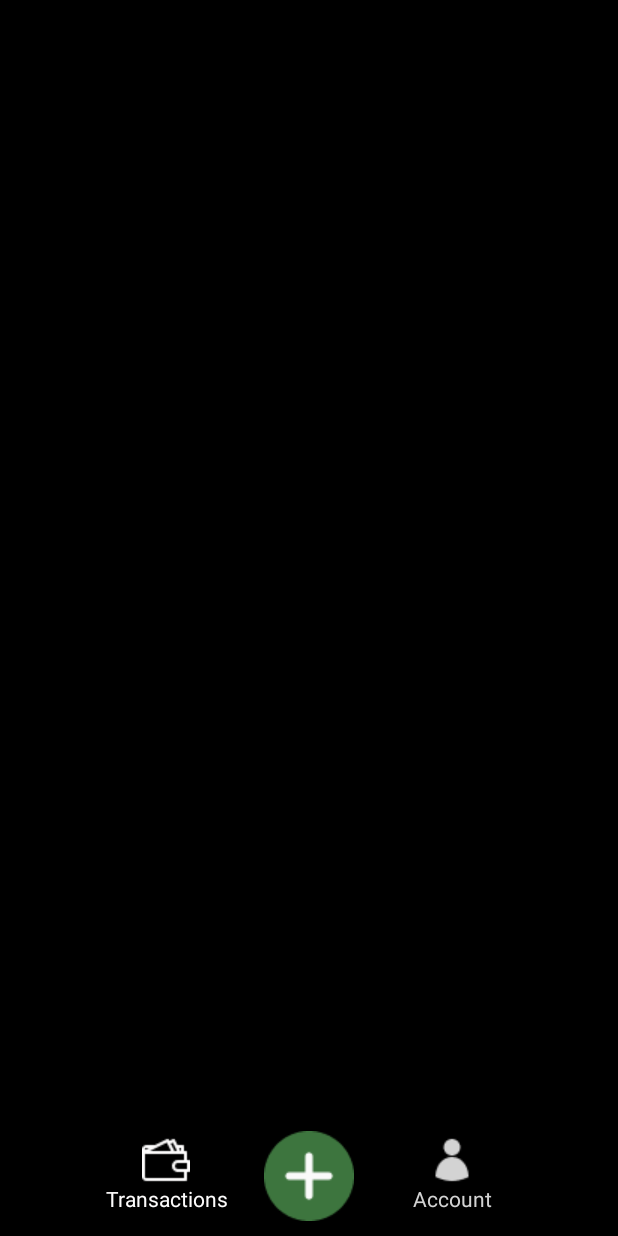
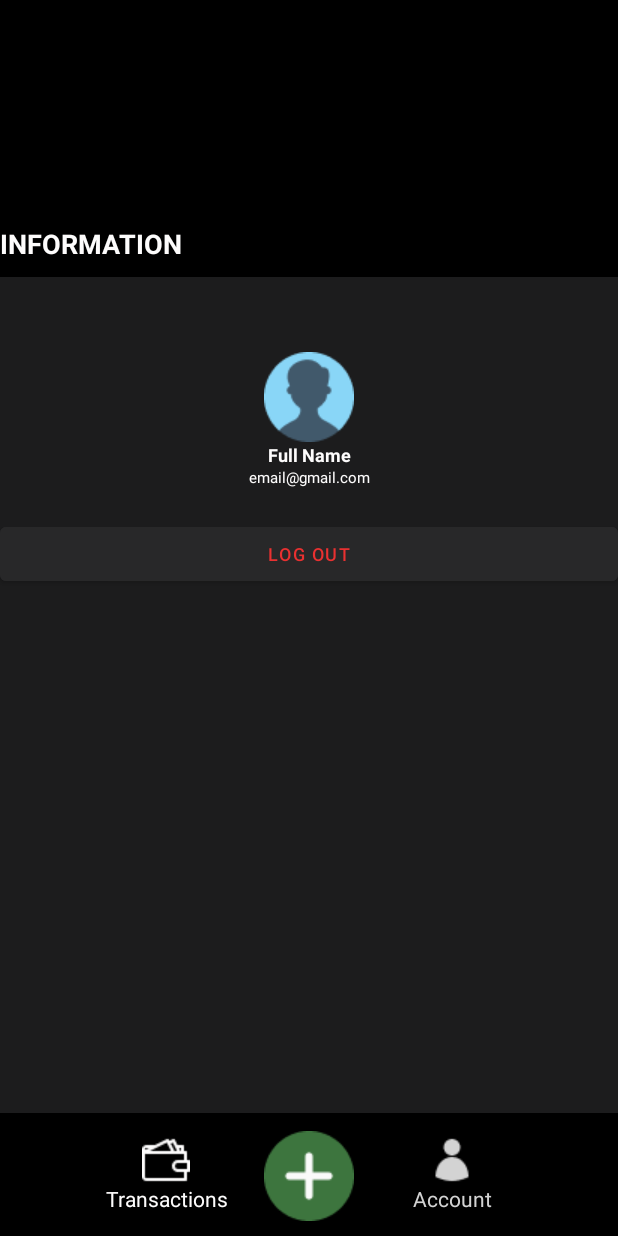
Before and after one commit to kientran0903/MoneyLover, an Android app: the fragment AccountFragment placed in its activity, on a phone screen of 412 x 824 dp. Run offline under Robolectric (Android 15) with nearby library versions, the phone set to English and light mode, and no system bars.

Commit message:
account + bearer token

```diff
--- a/app/src/main/java/com/media2359/intern0720/moneylover/fragment/AccountFragment.kt
+++ b/app/src/main/java/com/media2359/intern0720/moneylover/fragment/AccountFragment.kt
@@ -1,11 +1,15 @@
 package com.media2359.intern0720.moneylover.fragment
 
+import android.content.Intent
 import android.os.Bundle
 import android.view.LayoutInflater
 import android.view.View
 import android.view.ViewGroup
 import androidx.fragment.app.Fragment
 import com.media2359.intern0720.moneylover.R
+import com.media2359.intern0720.moneylover.activity.LoginActivity
+import com.media2359.intern0720.moneylover.utils.MoneyLoverUtils
+import kotlinx.android.synthetic.main.fragment_account.*
 
 class AccountFragment : Fragment() {
     override fun onCreateView(
@@ -15,4 +19,16 @@ class AccountFragment : Fragment() {
     ): View? {
         return inflater.inflate(R.layout.fragment_account, container, false)
     }
+
+    override fun onViewCreated(view: View, savedInstanceState: Bundle?) {
+        super.onViewCreated(view, savedInstanceState)
+        btnLogOut.setOnClickListener {
+            activity?.let {
+                MoneyLoverUtils.moneyLoverManager?.setAccessToken("")
+                val intent = Intent (it, LoginActivity::class.java)
+                it.startActivity(intent)
+                activity?.finish()
+            }
+        }
+    }
 }
--- a/app/src/main/java/com/media2359/intern0720/moneylover/utils/MoneyLoverManager.kt
+++ b/app/src/main/java/com/media2359/intern0720/moneylover/utils/MoneyLoverManager.kt
@@ -19,7 +19,7 @@ class MoneyLoverManager(context: Context) {
 
     fun setAccessToken(token: String) {
         val editor: SharedPreferences.Editor = sharePref?.edit() ?: return
-        editor.putString(ACCESS_TOKEN_KEY, token)
+        editor.putString(ACCESS_TOKEN_KEY, "Bearer $token")
         editor.apply()
     }
 }
--- a/app/src/main/res/layout/fragment_account.xml
+++ b/app/src/main/res/layout/fragment_account.xml
@@ -3,12 +3,61 @@
     xmlns:tools="http://schemas.android.com/tools"
     android:layout_width="match_parent"
     android:layout_height="match_parent"
+    android:background="@color/black"
     tools:context=".fragment.AccountFragment">
 
     <TextView
+        android:id="@+id/tvInformation"
         android:layout_width="wrap_content"
         android:layout_height="wrap_content"
-        android:layout_centerInParent="true"
-        android:text="@string/account" />
+        android:layout_marginTop="150dp"
+        android:layout_marginBottom="10dp"
+        android:text="INFORMATION"
+        android:textColor="@color/white"
+        android:textSize="18dp"
+        android:textStyle="bold" />
 
+    <LinearLayout
+        android:layout_width="match_parent"
+        android:layout_height="match_parent"
+        android:layout_below="@id/tvInformation"
+        android:background="#1C1C1D"
+        android:orientation="vertical">
+
+        <ImageView
+            android:layout_width="match_parent"
+            android:layout_height="wrap_content"
+            android:layout_marginTop="50dp"
+            android:src="@drawable/avatar" />
+
+        <TextView
+            android:id="@+id/tvFullName"
+            android:layout_width="match_parent"
+            android:layout_height="wrap_content"
+            android:gravity="center"
+            android:text="Full Name"
+            android:textColor="@color/white"
+            android:textSize="12dp"
+            android:textStyle="bold" />
+
+        <TextView
+            android:id="@+id/tvEmailUser"
+            android:layout_width="match_parent"
+            android:layout_height="wrap_content"
+            android:gravity="center"
+            android:textSize="10dp"
+            android:text="email@gmail.com"
+            android:textColor="@color/white" />
+
+        <Button
+            android:id="@+id/btnLogOut"
+            android:layout_width="match_parent"
+            android:layout_height="wrap_content"
+            android:layout_marginTop="20dp"
+            android:backgroundTint="@color/black_light"
+            android:text="@string/log_out"
+            android:textSize="12dp"
+            android:textColor="@color/red" />
+
+    </LinearLayout>
 </RelativeLayout>
```
